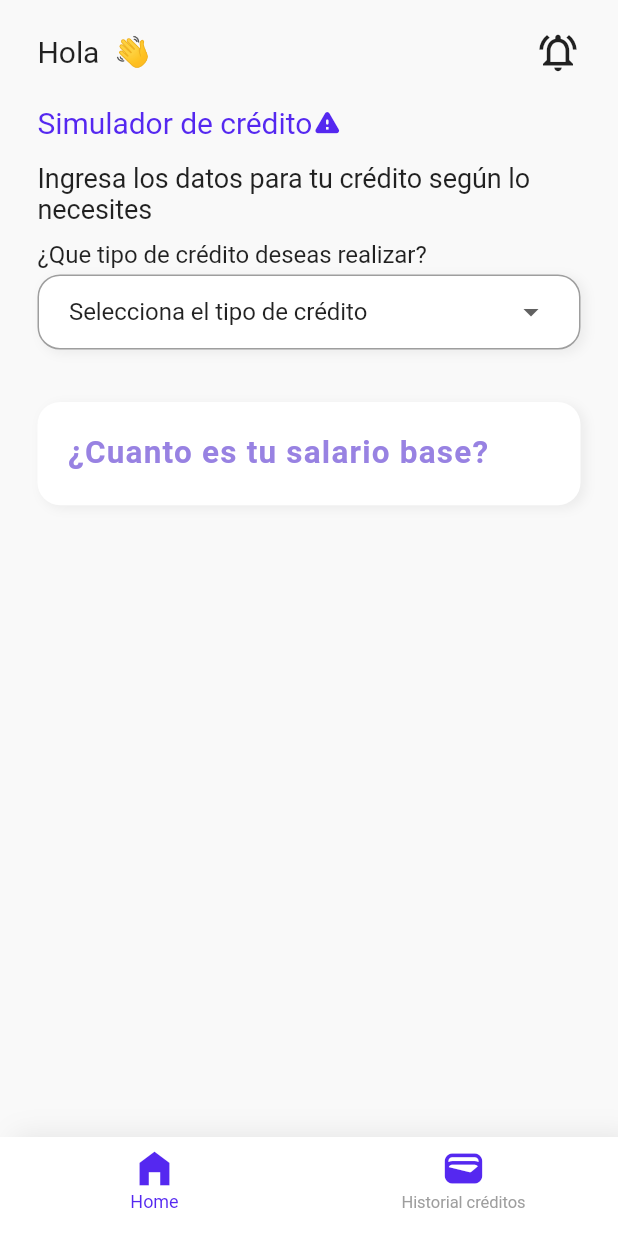
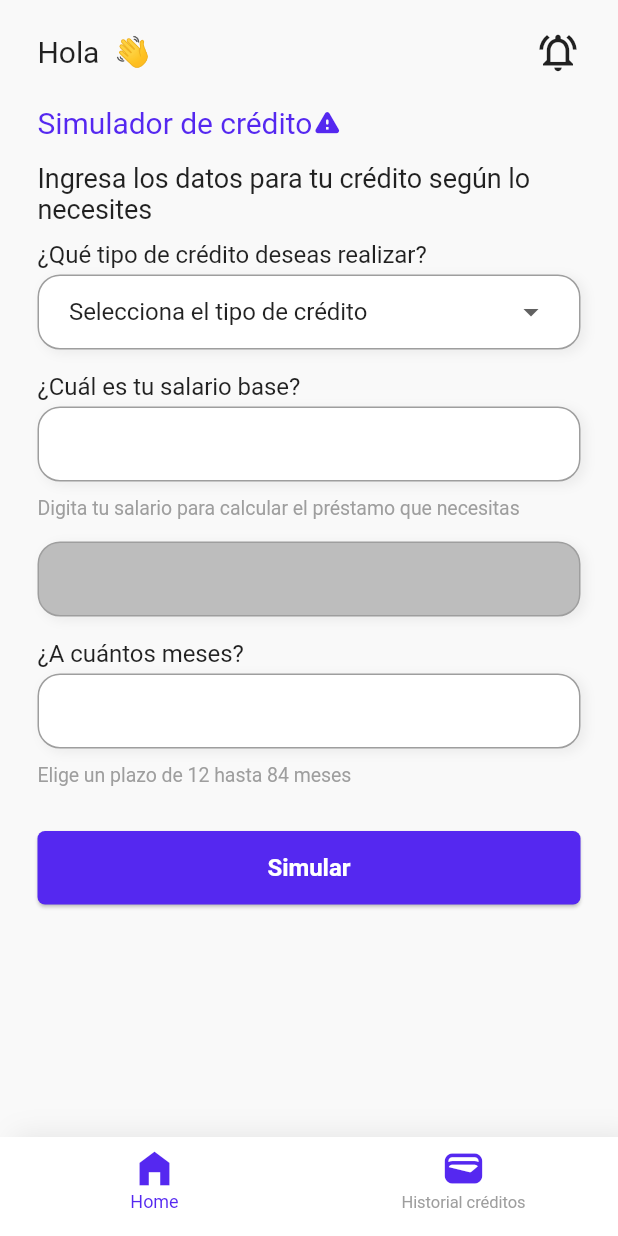
Before and after one commit to wildpirus/consbank, a Flutter app: the AppPageUi screen opened by its route, on a phone screen of 412 x 824 dp. Run offline on Flutter 3.47's test engine with Material 2 defaults, Android fonts, the phone set to English and light mode, and no system bars; drawn by our look-alikes of flutter_easyloading; our stand-ins replace flutter_bloc, get, get_storage, loggy, open_file, sqflite; missing offline and left inert: colorful_safe_area, excel; accounts and stored records are empty.

Commit message:
finish table generation

```diff
--- a/lib/bloc/profile/profile_event.dart
+++ b/lib/bloc/profile/profile_event.dart
@@ -7,3 +7,10 @@ class SetUser extends ProfileEvent {
   final User? user;
   SetUser(this.user);
 }
+
+class NewAmortization extends ProfileEvent {
+  final double loanAmount;
+  final double interestRate;
+  final int numberOfPayments;
+  NewAmortization(this.loanAmount, this.interestRate, this.numberOfPayments);
+}
--- a/lib/bloc/profile/profile_state.dart
+++ b/lib/bloc/profile/profile_state.dart
@@ -6,16 +6,28 @@ String profileStateToJson(ProfileState profileState) => json.encode(profileState
 @immutable
 class ProfileState {
   final User? user;
+  final double? loanAmount;
+  final double? interestRate;
+  final int? numberOfPayments;
 
   const ProfileState({
     this.user,
+    this.loanAmount,
+    this.interestRate,
+    this.numberOfPayments,
   });
 
   ProfileState copyWith({
     User? user,
+    double? loanAmount,
+    double? interestRate,
+    int? numberOfPayments,
   }) =>
       ProfileState(
         user: user ?? this.user,
+        loanAmount: loanAmount ?? this.loanAmount,
+        interestRate: interestRate ?? this.interestRate,
+        numberOfPayments: numberOfPayments ?? this.numberOfPayments,
       );
 
   factory ProfileState.fromJson(Map<String, dynamic> json) => ProfileState(
--- a/lib/routes/routes.dart
+++ b/lib/routes/routes.dart
@@ -1,8 +1,10 @@
 import 'package:consbank/ui/app/app_page_ui.dart';
 import 'package:consbank/ui/app/auth/welcome_page_ui.dart';
+import 'package:consbank/ui/shared/amortization_table.dart';
 import 'package:get/route_manager.dart';
 
 final List<GetPage<dynamic>> pages = [
   GetPage(name: '/welcome', page: () => const WelcomePageUi()),
   GetPage(name: '/app', page: () => const AppPageUi()),
+  GetPage(name: '/amortization', page: () => const AmortizationTable()),
 ];
--- a/lib/ui/app/app_page_ui.dart
+++ b/lib/ui/app/app_page_ui.dart
@@ -56,7 +56,7 @@ class __ContentState extends State<_Content> {
     return Stack(
       alignment: Alignment.topLeft,
       children: [
-        appRoutes.elementAt(_currentIndex),
+        SingleChildScrollView(child: appRoutes.elementAt(_currentIndex)),
         Positioned(
           child: Align(
             alignment: FractionalOffset.bottomCenter,
--- a/lib/ui/app/home/home_ui.dart
+++ b/lib/ui/app/home/home_ui.dart
@@ -1,13 +1,20 @@
+import 'package:consbank/bloc/profile/profile_bloc.dart';
 import 'package:consbank/controllers/user_controller.dart';
 import 'package:consbank/helpers/snack_bar_message.dart';
 import 'package:consbank/models/user_model.dart';
 import 'package:consbank/styles/consbank_colors.dart';
 import 'package:consbank/ui/shared/dropdown_input.dart';
-import 'package:consbank/ui/shared/input.dart';
+import 'package:consbank/ui/shared/input2.dart';
+import 'package:consbank/ui/shared/primary_button.dart';
 import 'package:flutter/material.dart';
+import 'package:flutter_bloc/flutter_bloc.dart';
+import 'package:get/get.dart';
+
+import 'dart:math';
+import 'package:intl/intl.dart';
 
 class HomeUi extends StatefulWidget {
-  const HomeUi({super.key});
+  const HomeUi({Key? key}) : super(key: key);
 
   @override
   State<HomeUi> createState() => _HomeUiState();
@@ -19,8 +26,13 @@ class _HomeUiState extends State<HomeUi> {
   int _selectedCreditType = 0;
   final creditTypeList = [
     'Selecciona el tipo de crédito',
+    'Crédito de vehículo',
+    'Crédito de vivienda',
+    'Crédito de libre inversión',
   ];
   final salaryCtrl = TextEditingController();
+  final shareCtrl = TextEditingController();
+  final monthCtrl = TextEditingController();
 
   @override
   Widget build(BuildContext context) {
@@ -51,7 +63,7 @@ class _HomeUiState extends State<HomeUi> {
                 'Simulador de crédito',
                 style: TextStyle(fontSize: 20, color: ConsbankColors.primary),
               ),
-              Icon(Icons.warning_rounded, size: 20, color: ConsbankColors.primary)
+              Icon(Icons.warning_rounded, size: 20, color: ConsbankColors.primary),
             ],
           ),
           const SizedBox(height: 15),
@@ -63,7 +75,7 @@ class _HomeUiState extends State<HomeUi> {
           ),
           const SizedBox(height: 10),
           DropdownInput(
-            label: '¿Que tipo de crédito deseas realizar?',
+            label: '¿Qué tipo de crédito deseas realizar?',
             isRequired: false,
             items: creditTypeList,
             value: _selectedCreditType,
@@ -73,20 +85,89 @@ class _HomeUiState extends State<HomeUi> {
               });
             },
           ),
-          const SizedBox(height: 10),
-          Input(
-            label: '¿Cuanto es tu salario base?',
+          Input2(
+            label: '¿Cuál es tu salario base?',
             controller: salaryCtrl,
             type: TextInputType.number,
-          )
+            hint: 'Digita tu salario para calcular el préstamo que necesitas',
+            onChanged: (value) {
+              if (value.isNotEmpty) {
+                String stringValue = value.replaceAll(RegExp(r'[^\d]'), '');
+                double doubleValue = double.tryParse(stringValue) ?? 0.0;
+                String formattedValue = NumberFormat.simpleCurrency(decimalDigits: 2).format(doubleValue / 100);
+                salaryCtrl.value = TextEditingValue(
+                  text: formattedValue,
+                  selection: TextSelection.collapsed(offset: formattedValue.length),
+                );
+              }
+            },
+          ),
+          Input2(
+            readOnly: true,
+            controller: shareCtrl,
+            type: TextInputType.number,
+          ),
+          Input2(
+            label: '¿A cuántos meses?',
+            controller: monthCtrl,
+            type: TextInputType.number,
+            hint: 'Elige un plazo de 12 hasta 84 meses',
+          ),
+          const SizedBox(height: 15),
+          PrimaryButton(
+            text: 'Simular',
+            color: ConsbankColors.primary,
+            callback: _simulateCredit,
+          ),
         ],
       ),
     );
   }
 
+  void _simulateCredit() {
+    double interestRate = 0.0;
+    if (_selectedCreditType == 1) {
+      // Crédito de vehículo (3%)
+      interestRate = 3.0;
+    } else if (_selectedCreditType == 2) {
+      // Crédito de vivienda (1%)
+      interestRate = 1.0;
+    } else if (_selectedCreditType == 3) {
+      // Crédito de libre inversión (3.5%)
+      interestRate = 3.5;
+    }
+    context.read<ProfileBloc>().add(NewAmortization(
+          parseStringToDouble(shareCtrl.text),
+          interestRate,
+          int.tryParse(monthCtrl.text) ?? 0,
+        ));
+
+    Get.toNamed('/amortization');
+    /*double salary = double.tryParse(salaryCtrl.text) ?? 0.0;
+    int selectedMonths = int.tryParse(monthCtrl.text) ?? 0;
+    double maxLoanAmount = (salary * 7) / 15;
+
+
+
+    double monthlyInterest = interestRate / 100 / 12;
+    double numerator = maxLoanAmount * monthlyInterest;
+    num denominator = 1 - pow(1 + monthlyInterest, -selectedMonths);
+    double monthlyPayment = numerator / denominator;
+
+    setState(() {
+      shareCtrl.text = formatCurrency(monthlyPayment);
+    });*/
+  }
+
+  String formatCurrency(double amount) {
+    final formatter = NumberFormat.simpleCurrency(decimalDigits: 2);
+    return formatter.format(amount);
+  }
+
   @override
   void initState() {
     super.initState();
+    salaryCtrl.addListener(_syncControllers);
     getProfileData();
   }
 
@@ -94,7 +175,31 @@ class _HomeUiState extends State<HomeUi> {
     try {
       user = UserController.currentUser;
     } catch (err) {
-      SnackBarMessage(type: SnackBarMessage.DANGER, message: 'Error cargando información de usuario', marginBottom: 70).show();
+      SnackBarMessage(
+        type: SnackBarMessage.DANGER,
+        message: 'Error cargando información de usuario',
+        marginBottom: 70,
+      ).show();
     }
   }
+
+  void _syncControllers() {
+    String currency1 = salaryCtrl.text;
+    String currency2 = shareCtrl.text;
+
+    if (currency1.isNotEmpty && currency1 != currency2) {
+      double doubleValue = parseStringToDouble(currency1);
+      doubleValue = (doubleValue * 7) * 0.15;
+      String formattedValue = NumberFormat.simpleCurrency(decimalDigits: 2).format(doubleValue / 100);
+
+      if (shareCtrl.text != formattedValue) {
+        shareCtrl.text = formattedValue;
+      }
+    }
+  }
+
+  double parseStringToDouble(String value) {
+    String stringValue = value.replaceAll(RegExp(r'[^\d]'), '');
+    return double.tryParse(stringValue) ?? 0.0;
+  }
 }
--- /dev/null
+++ b/lib/ui/shared/input2.dart
@@ -0,0 +1,111 @@
+import 'package:flutter/material.dart';
+
+class Input2 extends StatelessWidget {
+  final String? label;
+  final String? hint;
+  final bool obscure;
+  final bool isRequired;
+  final bool outline;
+  final TextInputType type;
+  final TextEditingController controller;
+  final String? Function(String?)? validator;
+  final EdgeInsets? padding;
+  final bool readOnly;
+  final void Function(String)? onChanged;
+
+  const Input2({
+    Key? key,
+    this.label,
+    required this.controller,
+    this.type = TextInputType.text,
+    this.obscure = false,
+    this.outline = false,
+    this.validator,
+    this.padding,
+    this.isRequired = false,
+    this.hint,
+    this.readOnly = false,
+    this.onChanged,
+  }) : super(key: key);
+
+  @override
+  Widget build(BuildContext context) {
+    return Column(
+      crossAxisAlignment: CrossAxisAlignment.start,
+      children: [
+        if (label != null)
+          Padding(
+            padding: const EdgeInsets.only(bottom: 4.0),
+            child: Row(
+              children: [
+                Text(
+                  label!,
+                  style: const TextStyle(fontWeight: FontWeight.normal, fontSize: 16),
+                ),
+                if (isRequired)
+                  const Text(
+                    ' *',
+                    style: TextStyle(
+                      fontWeight: FontWeight.bold,
+                      fontSize: 14,
+                      color: Colors.red,
+                    ),
+                  ),
+              ],
+            ),
+          ),
+        Container(
+            padding: padding ?? const EdgeInsets.symmetric(horizontal: 10),
+            decoration: getBoxDecorator() as Decoration?,
+            child: TextFormField(
+              readOnly: readOnly,
+              autocorrect: false,
+              keyboardType: type,
+              obscureText: obscure,
+              controller: controller,
+              onChanged: onChanged,
+              style: TextStyle(letterSpacing: obscure ? 3.5 : .8),
+              decoration: const InputDecoration(
+                focusedBorder: InputBorder.none,
+                border: InputBorder.none,
+              ),
+              validator: validator,
+            )),
+        if (hint != null)
+          Padding(
+            padding: const EdgeInsets.only(top: 10),
+            child: Text(
+              hint!,
+              style: const TextStyle(fontSize: 13, color: Colors.grey),
+            ),
+          ),
+        const SizedBox(height: 15)
+      ],
+    );
+  }
+
+  getBoxDecorator() {
+    return !outline
+
+        // without outline
+        ? BoxDecoration(
+            color: readOnly ? Colors.grey[400] : Colors.white,
+            border: Border.all(width: 1, color: Colors.grey),
+            borderRadius: const BorderRadius.all(Radius.circular(15)),
+            boxShadow: <BoxShadow>[
+              BoxShadow(
+                color: Colors.black.withOpacity(0.05),
+                offset: const Offset(3, 2),
+                blurRadius: 5,
+                spreadRadius: 0.5,
+              )
+            ],
+          )
+
+        // with outline
+        : BoxDecoration(
+            border: Border.all(width: 1, color: Colors.black12),
+            borderRadius: const BorderRadius.all(Radius.circular(15)),
+          );
+  }
+}
--- a/pubspec.yaml
+++ b/pubspec.yaml
@@ -45,6 +45,9 @@ dependencies:
   get: ^4.6.1
   get_storage: ^2.0.3
   flutter_easyloading: ^3.0.3
+  intl: ^0.18.1
+  open_file: ^3.0.3
+  excel: ^2.1.0
 
 dev_dependencies:
   flutter_test:
```
Also changed, not shown: lib/bloc/profile/profile_bloc.dart (+9 -0 lines), lib/ui/shared/amortization_table.dart (added, +212 -0 lines), pubspec.lock.
